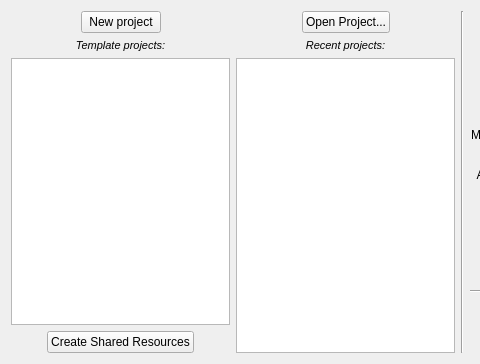
The window that src/welcome/WelcomeView.ui (KDE/calligraplan) describes before a commit, drawn with Qt 5; both pictures show x 0 to 480 and y 0 to 364 of the 688 by 364 pixel window.
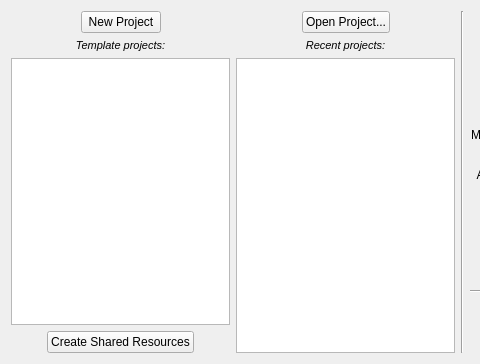
The same window after the commit. Icons and pictures are not drawn.

Commit message: Fix string capitalization

The edit to the form file:
```diff
--- a/src/welcome/WelcomeView.ui
+++ b/src/welcome/WelcomeView.ui
@@ -34,7 +34,7 @@
           <string comment="@info:whartsthis"/>
          </property>
          <property name="text">
-          <string>New project</string>
+          <string>New Project</string>
          </property>
          <property name="icon">
           <iconset theme="list-add">
```
